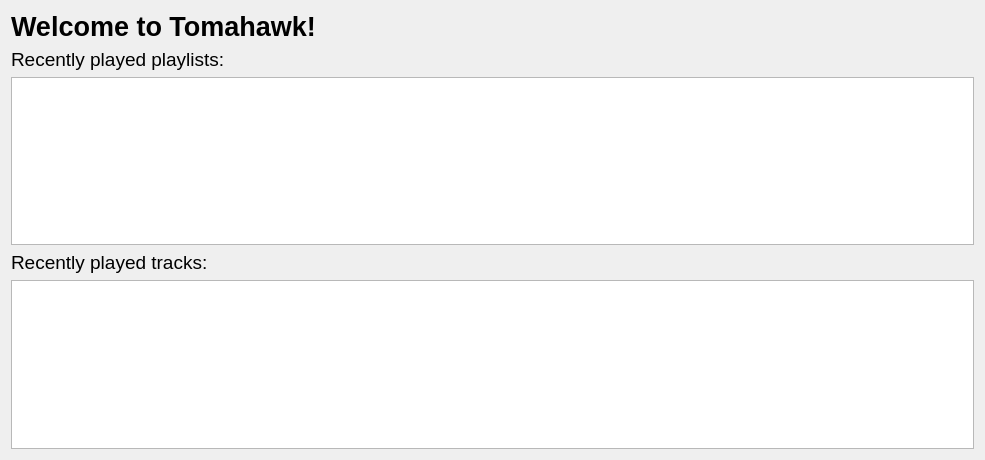
Old version of the form src/libtomahawk/widgets/welcomewidget.ui in the repository tomahawk-player/tomahawk.
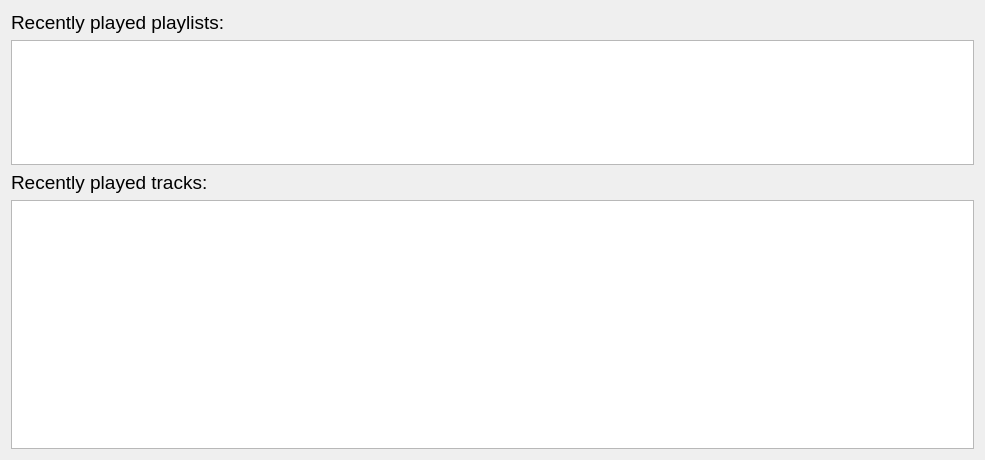
New version of the form. Custom widgets are drawn as their Qt base class.

```diff
--- a/src/libtomahawk/widgets/welcomewidget.ui
+++ b/src/libtomahawk/widgets/welcomewidget.ui
@@ -10,24 +10,7 @@
     <height>460</height>
    </rect>
   </property>
-  <layout class="QVBoxLayout" name="verticalLayout">
-   <item>
-    <widget class="QLabel" name="captionLabel">
-     <property name="font">
-      <font>
-       <pointsize>20</pointsize>
-       <weight>75</weight>
-       <bold>true</bold>
-      </font>
-     </property>
-     <property name="text">
-      <string>Welcome to Tomahawk!</string>
-     </property>
-     <property name="scaledContents">
-      <bool>false</bool>
-     </property>
-    </widget>
-   </item>
+  <layout class="QVBoxLayout" name="verticalLayout" stretch="0,1,0,2">
    <item>
     <widget class="QLabel" name="label_2">
      <property name="font">
```
